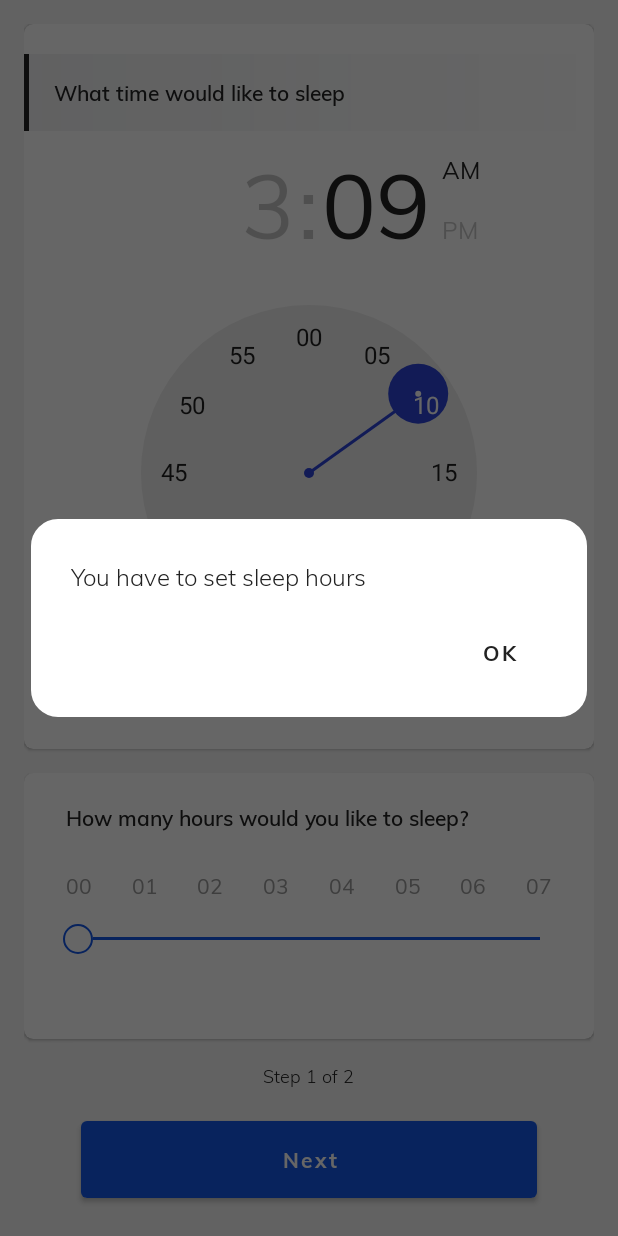
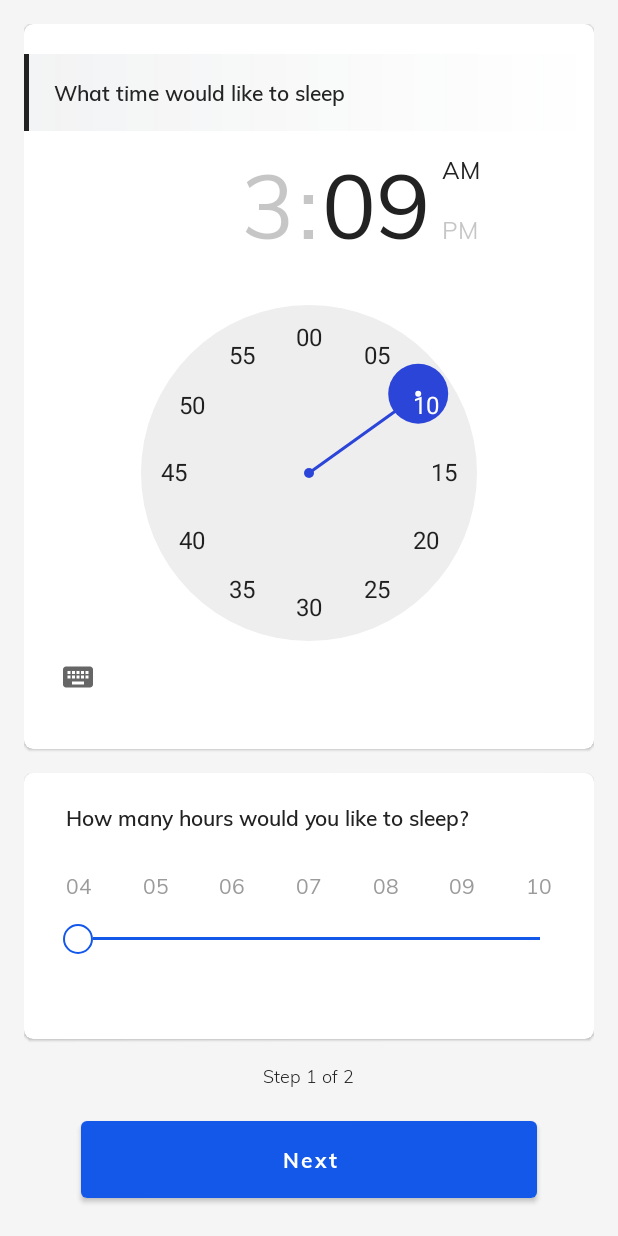
Before and after one commit to trikhatarun/FocusLock, an Android app: the TimePickerFragment screen opened through its navigation route, after a tap on "Next", on a phone screen of 412 x 824 dp. Run offline under Robolectric (Android 15) with nearby library versions, the phone set to English and light mode, and no system bars; our stand-ins replace RxJava, data binding; plain views replace CrystalSeekbar; 2 statements that could not run were skipped; 1 other tap on this screen came first.

Commit message:
fix(onboardings):adjust sleep time

```diff
--- a/app/build.gradle
+++ b/app/build.gradle
@@ -60,4 +60,7 @@ dependencies {
     testImplementation 'junit:junit:4.12'
     androidTestImplementation 'androidx.test:runner:1.2.0'
     androidTestImplementation 'androidx.test.espresso:espresso-core:3.2.0'
+
+    //crystal-rangeSeekBar
+    implementation 'com.crystal:crystalrangeseekbar:1.1.3'
 }
--- a/app/src/main/java/com/trikh/focuslock/ui/appblock/AppBlockService.kt
+++ b/app/src/main/java/com/trikh/focuslock/ui/appblock/AppBlockService.kt
@@ -52,7 +52,20 @@ class AppBlockService : Service() {
 
     private fun start() {
 
+        val notification = NotificationCompat.Builder(this, NOTIFICATION_CHANNEL_ID)
+            .setContentTitle(getString(R.string.app_name))
+            .setContentText(getString(R.string.app_blocked_message))
+            .build()
+        startForeground(SERVICE_ID, notification)
         val runningTimeObservable = scheduleRepository.getRunningTime()
+
+        scheduleRepository.getBlockedPackages().subscribeBy {
+            blockedPackages = it
+            runningTimeObservable.subscribe{
+                runningTime = it
+                setTimeAndPackages(time = runningTime, packages = blockedPackages)
+            }
+        }
 
         //val blockedPackageObservable = scheduleRepository.getInstantLockBlockedPackages()
 
@@ -91,13 +104,7 @@ class AppBlockService : Service() {
 
             }*/
 
-        scheduleRepository.getBlockedPackages().subscribeBy {
-            blockedPackages = it
-            runningTimeObservable.subscribe{
-                runningTime = it
-                setTimeAndPackages(time = runningTime, packages = blockedPackages)
-            }
-        }
+
 
 
     }
@@ -113,11 +120,7 @@ class AppBlockService : Service() {
 
         if (runningTime > 0) {
 
-            val notification = NotificationCompat.Builder(this, NOTIFICATION_CHANNEL_ID)
-                .setContentTitle(getString(R.string.app_name))
-                .setContentText(getString(R.string.app_blocked_message))
-                .build()
-            startForeground(SERVICE_ID, notification)
+
             setInterval()
 
         } else {
--- a/app/src/main/java/com/trikh/focuslock/ui/onboarding/timepicker/TimePickerFragment.kt
+++ b/app/src/main/java/com/trikh/focuslock/ui/onboarding/timepicker/TimePickerFragment.kt
@@ -7,9 +7,7 @@ import androidx.fragment.app.Fragment
 import android.view.LayoutInflater
 import android.view.View
 import android.view.ViewGroup
-import android.widget.TimePicker
 import androidx.databinding.DataBindingUtil
-import androidx.lifecycle.Observer
 import androidx.lifecycle.ViewModelProviders
 import androidx.navigation.fragment.findNavController
 
@@ -19,6 +17,7 @@ import com.trikh.focuslock.utils.TimeDurationUtils
 import com.trikh.focuslock.widget.customdialog.CustomDialog
 import kotlinx.android.synthetic.main.fragment_time_picker.view.*
 import java.util.*
+import kotlin.math.min
 
 class TimePickerFragment : Fragment() {
     private lateinit var timePickerViewModel: TimePickerViewModel
@@ -31,20 +30,53 @@ class TimePickerFragment : Fragment() {
         savedInstanceState: Bundle?
     ): View? {
         // Inflate the layout for this fragment
-        binding = DataBindingUtil.inflate(inflater,R.layout.fragment_time_picker, container, false)
+        binding = DataBindingUtil.inflate(inflater, R.layout.fragment_time_picker, container, false)
         timePickerViewModel = ViewModelProviders.of(this).get(TimePickerViewModel::class.java)
         binding.viewModel = timePickerViewModel
         binding.lifecycleOwner = this
         val root = binding.root
-        root.timePicker.setOnTimeChangedListener(TimePicker.OnTimeChangedListener { view, hourOfDay, minute ->
-            Log.d("TimePickerFragment:"," Hours: $hourOfDay Minutes: $minute")
+        root.timePicker.setOnTimeChangedListener { view, hourOfDay, minute ->
+            Log.d("TimePickerFragment:", " Hours: $hourOfDay Minutes: $minute")
             timePickerViewModel.hours.postValue(hourOfDay)
             timePickerViewModel.minutes.postValue(minute)
+        }
+
+
+
+        timePickerViewModel.sleepHours.observe(this, androidx.lifecycle.Observer {
+
+            var minutes = 0
+            var hours = 4
+            when(it % 2){
+                0-> {
+                    hours = (it/2)+2
+                    minutes = 0
+                }
+                else ->{
+                    hours = ((it-1)/2)+2
+                    minutes = 30
+
+                }
+
+            }
+
+            timePickerViewModel.blockText.postValue(getString(R.string.selected_sleep_time, hours, minutes))
+            Log.d("SleepHours:", " $hours minutes: $minutes")
+
         })
 
-        timePickerViewModel.sleepHours.observe(this, Observer {
-            timePickerViewModel.blockText.postValue(getString(R.string.selected_sleep_time, it))
-        })
+        /*root.hourSeekBar.setOnSeekbarFinalValueListener {
+            val minutes = when(((it.toFloat().times(10F)).toInt()) % 10){
+                5 -> 30
+                else -> 0
+            }
+            val hours = it.toInt()
+            Log.e("Minutes", "$minutes  hours: $hours")
+
+            timePickerViewModel.blockText.postValue(getString(R.string.selected_sleep_time, hours, minutes))
+            timePickerViewModel.sleepHours.postValue(hours)
+            timePickerViewModel.sleepMinutes.postValue(minutes)
+        }*/
 
         root.nextBtn.setOnClickListener {
             onButtonClicked()
@@ -54,22 +86,24 @@ class TimePickerFragment : Fragment() {
         return root
     }
 
-    private fun onButtonClicked(){
-        if (timePickerViewModel.sleepHours.value!! <=0){
-            CustomDialog(R.string.minimum_sleep_time_msg,
+    private fun onButtonClicked() {
+        if (timePickerViewModel.sleepHours.value!! <= 0) {
+            CustomDialog(
+                R.string.minimum_sleep_time_msg,
                 {},
                 noButtonText = R.string.empty_string,
-                yesButtonText = R.string.ok_text).show(fragmentManager, "")
-        }else{
-            Log.e("TimePickerFragment:" , "${timePickerViewModel.hours.value}  ${timePickerViewModel.minutes.value}  ${timePickerViewModel.sleepHours.value}")
-        val startTime = Calendar.getInstance()
-        val endTime = Calendar.getInstance()
-        startTime.set(Calendar.HOUR, timePickerViewModel.hours.value!!)
-        startTime.set(Calendar.MINUTE, timePickerViewModel.minutes.value!!)
+                yesButtonText = R.string.ok_text
+            ).show(fragmentManager, "")
+        } else {
+            Log.e(
+                "TimePickerFragment:",
+                "${timePickerViewModel.hours.value}  ${timePickerViewModel.minutes.value}  ${timePickerViewModel.sleepHours.value}"
+            )
+            val startTime = timePickerViewModel.getStartTime()
+            val endTime = timePickerViewModel.getSleepTime()
 
-            val end = timePickerViewModel.hours.value!! + timePickerViewModel.sleepHours.value!!
-        endTime.set(Calendar.HOUR, end)
 
+            Log.d("endTime", "$endTime")
 
 
             findNavController().navigate(
@@ -78,10 +112,10 @@ class TimePickerFragment : Fragment() {
                     endTime
                 )
             )
-        val duration = TimeDurationUtils.calculateDuration(startTime,endTime)
-        Log.d("TimePickerViewModel:"," duration: $duration")}
+            val duration = TimeDurationUtils.calculateDuration(startTime, endTime)
+            Log.d("TimePickerViewModel:", " duration: $duration")
+        }
     }
 
 
-
 }
--- a/app/src/main/java/com/trikh/focuslock/ui/onboarding/timepicker/TimePickerViewModel.kt
+++ b/app/src/main/java/com/trikh/focuslock/ui/onboarding/timepicker/TimePickerViewModel.kt
@@ -9,6 +9,40 @@ import java.util.*
 class TimePickerViewModel : ViewModel() {
     val hours: MutableLiveData<Int> = MutableLiveData<Int>().apply { value = Calendar.getInstance().get(Calendar.HOUR) }
     val minutes: MutableLiveData<Int> = MutableLiveData<Int>().apply { value = Calendar.getInstance().get(Calendar.MINUTE) }
-    val sleepHours: MutableLiveData<Int> = MutableLiveData<Int>().apply { value = 0 }
-    val blockText: MutableLiveData<String> = MutableLiveData< String>().apply{ value = Application.instance.resources.getString(R.string.selected_sleep_time, 0)}
+    val sleepHours: MutableLiveData<Int> = MutableLiveData<Int>().apply { value = 4 }
+    val blockText: MutableLiveData<String> = MutableLiveData< String>().apply{ value = Application.instance.resources.getString(R.string.selected_sleep_time, 4,0)}
+
+    fun getStartTime(): Calendar {
+        val cal = Calendar.getInstance()
+        hours.value?.let { cal.set(Calendar.HOUR, it) }
+        minutes.value?.let { cal.set(Calendar.MINUTE, it) }
+        return cal
     }
+
+    fun getSleepTime(): Calendar {
+        val cal = Calendar.getInstance()
+        val it = if(sleepHours.value != null){sleepHours.value!!}else{0}
+        var minute = 0
+        var hour = 4
+        when( it% 2){
+            0-> {
+                hour = (it/2)+2
+                minute = 0
+            }
+            else ->{
+                hour = ((it-1)/2)+2
+                minute = 30
+
+            }
+
+        }
+
+        hours.value?.let { hour +=it }
+        minutes.value?.let { minute +=it }
+
+        cal.set(Calendar.HOUR, hour)
+        cal.set(Calendar.MINUTE, minute)
+        return cal
+
+    }
+    }
--- a/app/src/main/res/layout/activity_instant_lock.xml
+++ b/app/src/main/res/layout/activity_instant_lock.xml
@@ -292,7 +292,7 @@
                             android:layout_marginTop="16dp"
                             android:layout_marginEnd="20dp"
                             android:layout_marginBottom="20dp"
-                            android:max="5"
+                            android:max="12"
                             android:progress="@={viewModel.minutes}"
                             android:progressBackgroundTint="@color/colorPrimary"
                             android:progressBackgroundTintMode="src_over"
--- a/app/src/main/res/layout/custom_dialog_layout.xml
+++ b/app/src/main/res/layout/custom_dialog_layout.xml
@@ -25,9 +25,9 @@
         android:id="@+id/negativeBtn"
         android:layout_width="wrap_content"
         android:layout_height="wrap_content"
-        android:layout_marginEnd="24dp"
+        android:layout_marginEnd="8dp"
         android:fontFamily="@font/muli_bold"
-        android:textColor="@color/colorPrimary"
+        android:textColor="@color/colorPrimaryText"
         app:layout_constraintBaseline_toBaselineOf="@id/positiveBtn"
         app:layout_constraintEnd_toStartOf="@id/positiveBtn"
         tools:text="@string/dialog_no_button" />
@@ -42,7 +42,7 @@
         android:layout_marginEnd="24dp"
         android:layout_marginBottom="16dp"
         android:fontFamily="@font/muli_bold"
-        android:textColor="@color/colorPrimaryText"
+        android:textColor="@color/colorPrimary"
         app:layout_constraintBottom_toBottomOf="parent"
         app:layout_constraintEnd_toEndOf="parent"
         app:layout_constraintTop_toBottomOf="@id/titleTv"
--- a/app/src/main/res/layout/fragment_time_picker.xml
+++ b/app/src/main/res/layout/fragment_time_picker.xml
@@ -127,7 +127,7 @@
                         android:layout_height="wrap_content"
                         android:layout_marginStart="8dp"
                         android:layout_marginTop="6dp"
-                        android:text="00"
+                        android:text="04"
                         android:textColor="@color/colorSecondaryText"
                         app:layout_constraintEnd_toStartOf="@+id/textView5"
                         app:layout_constraintHorizontal_bias="0.5"
@@ -139,7 +139,7 @@
                         android:id="@+id/textView5"
                         android:layout_width="wrap_content"
                         android:layout_height="wrap_content"
-                        android:text="01"
+                        android:text="05"
                         android:textColor="@color/colorSecondaryText"
                         app:layout_constraintBaseline_toBaselineOf="@id/textView4"
                         app:layout_constraintEnd_toStartOf="@+id/textView6"
@@ -150,7 +150,7 @@
                         android:id="@+id/textView6"
                         android:layout_width="wrap_content"
                         android:layout_height="wrap_content"
-                        android:text="02"
+                        android:text="06"
                         android:textColor="@color/colorSecondaryText"
                         app:layout_constraintBaseline_toBaselineOf="@id/textView4"
                         app:layout_constraintEnd_toStartOf="@+id/textView7"
@@ -161,7 +161,7 @@
                         android:id="@+id/textView7"
                         android:layout_width="wrap_content"
                         android:layout_height="wrap_content"
-                        android:text="03"
+                        android:text="07"
                         android:textColor="@color/colorSecondaryText"
                         app:layout_constraintBaseline_toBaselineOf="@id/textView4"
                         app:layout_constraintEnd_toStartOf="@+id/textView8"
@@ -172,7 +172,7 @@
                         android:id="@+id/textView8"
                         android:layout_width="wrap_content"
                         android:layout_height="wrap_content"
-                        android:text="04"
+                        android:text="08"
                         android:textColor="@color/colorSecondaryText"
                         app:layout_constraintBaseline_toBaselineOf="@id/textView4"
                         app:layout_constraintEnd_toStartOf="@+id/textView9"
@@ -183,7 +183,7 @@
                         android:id="@+id/textView9"
                         android:layout_width="wrap_content"
                         android:layout_height="wrap_content"
-                        android:text="05"
+                        android:text="09"
                         android:textColor="@color/colorSecondaryText"
                         app:layout_constraintBaseline_toBaselineOf="@id/textView4"
                         app:layout_constraintEnd_toStartOf="@+id/textView10"
@@ -194,33 +194,26 @@
                         android:id="@+id/textView10"
                         android:layout_width="wrap_content"
                         android:layout_height="wrap_content"
-                        android:text="06"
-                        android:textColor="@color/colorSecondaryText"
-                        app:layout_constraintBaseline_toBaselineOf="@id/textView4"
-                        app:layout_constraintEnd_toStartOf="@+id/textView11"
-                        app:layout_constraintHorizontal_bias="0.5"
-                        app:layout_constraintStart_toEndOf="@+id/textView9" />
-
-                    <TextView
-                        android:id="@+id/textView11"
-                        android:layout_width="wrap_content"
-                        android:layout_height="wrap_content"
+                        android:text="10"
                         android:layout_marginEnd="8dp"
-                        android:text="07"
                         android:textColor="@color/colorSecondaryText"
                         app:layout_constraintBaseline_toBaselineOf="@id/textView4"
                         app:layout_constraintEnd_toEndOf="@id/hourSeekBar"
                         app:layout_constraintHorizontal_bias="0.5"
-                        app:layout_constraintStart_toEndOf="@+id/textView10" />
+                        app:layout_constraintStart_toEndOf="@+id/textView9" />
+
 
                     <SeekBar
+
+                        android:min="4"
                         android:id="@+id/hourSeekBar"
                         android:layout_width="0dp"
                         android:layout_height="wrap_content"
                         android:layout_marginStart="20dp"
                         android:layout_marginTop="16dp"
                         android:layout_marginEnd="20dp"
-                        android:max="7"
+                        android:max="16"
+
                         android:progress="@={viewModel.sleepHours}"
                         android:progressBackgroundTint="@color/colorPrimary"
                         android:progressBackgroundTintMode="src_over"
@@ -228,6 +221,27 @@
                         app:layout_constraintEnd_toEndOf="parent"
                         app:layout_constraintStart_toStartOf="parent"
                         app:layout_constraintTop_toBottomOf="@id/textView4" />
+
+                    <!--<com.crystal.crystalrangeseekbar.widgets.CrystalSeekbar
+                        app:corner_radius="10"
+                        android:layout_marginStart="10dp"
+                        android:layout_marginTop="16dp"
+                        android:layout_marginEnd="10dp"
+                        app:steps="0.5"
+                        app:data_type="_float"
+                        app:min_value="4"
+                        app:max_value="10"
+                        android:id="@+id/hourSeekBar"
+                        android:progressBackgroundTint="@color/colorPrimary"
+                        android:progressBackgroundTintMode="src_over"
+                        android:layout_width="0dp"
+                        android:layout_height="wrap_content"
+                        app:bar_color="@color/colorPrimary"
+                        app:bar_highlight_color="@color/colorPrimary"
+                        app:left_thumb_image="@mipmap/ic_launcher_thumb_crystal_seekbar"
+                        app:layout_constraintEnd_toEndOf="parent"
+                        app:layout_constraintStart_toStartOf="parent"
+                        app:layout_constraintTop_toBottomOf="@id/textView4"/>-->
 
                     <TextView
                         android:id="@+id/sleep_time_tv"
--- /dev/null
+++ b/app/src/main/res/values/ic_launcher_background_thumb_crystal_seekbar.xml
@@ -0,0 +1,4 @@
+<?xml version="1.0" encoding="utf-8"?>
+<resources>
+    <color name="ic_launcher_background_thumb_crystal_seekbar">#1458EA</color>
+</resources>
--- a/app/src/main/res/values/strings.xml
+++ b/app/src/main/res/values/strings.xml
@@ -89,7 +89,7 @@
     <string name="start_time">Start Time</string>
     <string name="end_time">End Time</string>
     <string name="delete_text">Delete</string>
-    <string name="selected_sleep_time">You selected your sleep time (%d)</string>
+    <string name="selected_sleep_time">You selected your sleep time <b>%d hours %d minutes </b>  </string>
     <string name="on_boarding_time_picker_title">What time would like to sleep</string>
     <string name="on_boarding_seek_bar_title">How many hours would you like to sleep?</string>
     <string name="step_1">Step 1 of 2</string>
```
Also changed, not shown: app/src/main/ic_launcher_thumb_crystal_seekbar-web.png (added), app/src/main/ic_thumb_crystal_seekbar-web.png (added), app/src/main/res/mipmap-hdpi/ic_launcher_thumb_crystal_seekbar.png (added), app/src/main/res/mipmap-mdpi/ic_launcher_thumb_crystal_seekbar.png (added), app/src/main/res/mipmap-xhdpi/ic_launcher_thumb_crystal_seekbar.png (added), app/src/main/res/mipmap-xxhdpi/ic_launcher_thumb_crystal_seekbar.png (added), app/src/main/res/mipmap-xxxhdpi/ic_launcher_thumb_crystal_seekbar.png (added). Lines whose indentation alone changed are shown as unchanged.
